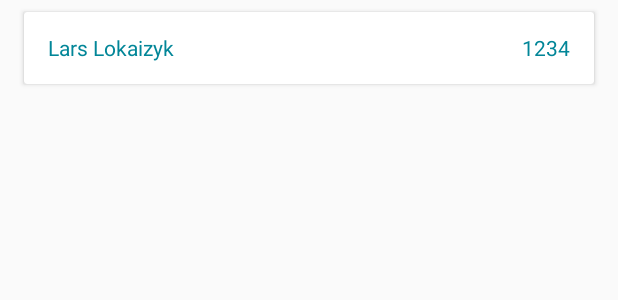
After one commit to AF-llo/Capstone-Project, an Android app: the layout layout_highscore_item.xml on its own in the app's theme, with its tools: preview values and no code run, on a phone screen of 412 x 824 dp. The commit adds this screen. Shown: the top 300 px of the screen. Run offline under Robolectric (Android 15) with nearby library versions, the phone set to English and light mode, and no system bars.

Commit message:
[ADD] show highscore list in profile

```diff
--- a/app/src/main/java/de/ironcoding/fitsim/app/injection/FirebaseModule.java
+++ b/app/src/main/java/de/ironcoding/fitsim/app/injection/FirebaseModule.java
@@ -17,6 +17,8 @@ public class FirebaseModule {
 
     public static final String CHILD_HIGHSCORE = "highscore";
 
+    public static final String CHILD_POINTS = "points";
+
     @Provides
     FirebaseDatabase providesFirebaseDatabase() {
         return FirebaseDatabase.getInstance();
--- a/app/src/main/java/de/ironcoding/fitsim/firebase/model/UserHighscore.java
+++ b/app/src/main/java/de/ironcoding/fitsim/firebase/model/UserHighscore.java
@@ -9,6 +9,9 @@ public class UserHighscore {
     private long points;
 
     private String name;
+
+    public UserHighscore() {
+    }
 
     public UserHighscore(long points, String name) {
         this.points = points;
--- /dev/null
+++ b/app/src/main/res/layout/layout_highscore_item.xml
@@ -0,0 +1,44 @@
+<?xml version="1.0" encoding="utf-8"?>
+<layout
+    xmlns:android="http://schemas.android.com/apk/res/android"
+    xmlns:tools="http://schemas.android.com/tools">
+
+    <data>
+        <variable
+            name="item"
+            type="de.ironcoding.fitsim.ui.model.HighscoreRecyclerItem"/>
+    </data>
+
+    <android.support.v7.widget.CardView
+        android:layout_width="match_parent"
+        android:layout_height="?android:listPreferredItemHeightSmall"
+        android:layout_marginStart="@dimen/spacing_m"
+        android:layout_marginEnd="@dimen/spacing_m"
+        android:layout_marginTop="@dimen/spacing_s"
+        android:layout_marginBottom="@dimen/spacing_s">
+
+        <LinearLayout
+            android:orientation="horizontal"
+            android:layout_width="match_parent"
+            android:layout_height="wrap_content"
+            android:layout_marginStart="@dimen/spacing_m"
+            android:layout_marginEnd="@dimen/spacing_m"
+            android:layout_gravity="center_vertical">
+
+            <TextView
+                android:layout_width="0dp"
+                android:layout_height="wrap_content"
+                android:layout_weight="1"
+                android:text="@{item.name}"
+                tools:text="Lars Lokaizyk" />
+
+            <TextView
+                android:layout_width="wrap_content"
+                android:layout_height="wrap_content"
+                android:text="@{item.points}"
+                tools:text="1234" />
+
+        </LinearLayout>
+    </android.support.v7.widget.CardView>
+
+</layout>
```
Also changed, not shown: app/src/main/java/de/ironcoding/fitsim/logic/Highscore.java (+12 -0 lines), app/src/main/java/de/ironcoding/fitsim/ui/model/HighscoreRecyclerItem.java (added, +37 -0 lines), app/src/main/java/de/ironcoding/fitsim/ui/presenter/BasePresenter.java (+13 -0 lines), app/src/main/java/de/ironcoding/fitsim/ui/presenter/ProfilePresenter.java (+49 -1 lines), app/src/main/res/layout/fragment_profile.xml (+9 -1 lines).
